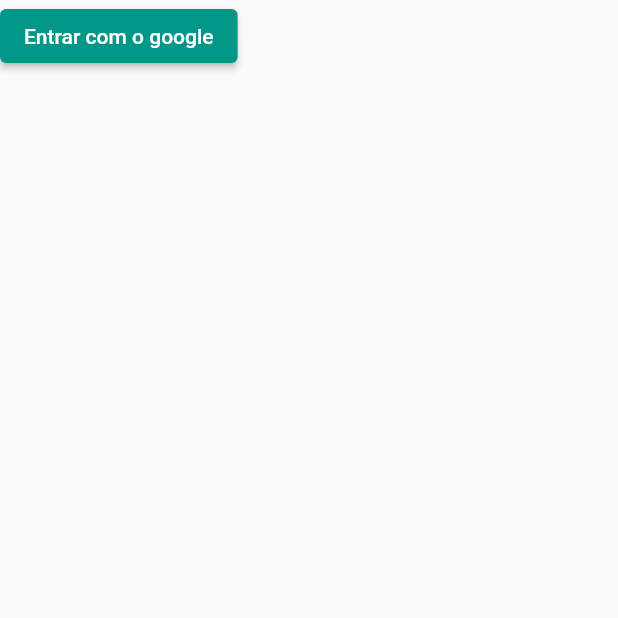
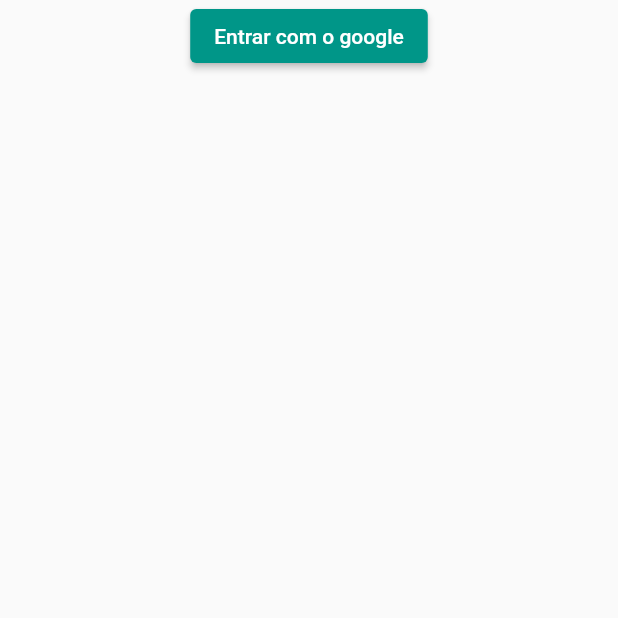
Before and after one commit to JohnAzedo/GoogleChat, a Flutter app: the AuthScreen screen opened directly, on a phone screen of 412 x 824 dp, the top half of it. Run offline on Flutter 3.47's test engine with Material 2 defaults, Android fonts, the phone set to English and light mode, and no system bars; our stand-ins replace cloud_firestore, firebase_auth, firebase_core, firebase_storage, google_sign_in, image_picker; accounts and stored records are empty.

```diff
--- a/lib/repositories/guser_repository.dart
+++ b/lib/repositories/guser_repository.dart
@@ -1,6 +1,7 @@
 import 'package:chat/models/guser.dart';
 import 'package:chat/repositories/mixin_repository.dart';
 import 'package:cloud_firestore/cloud_firestore.dart';
+import 'package:firebase_auth/firebase_auth.dart';
 import 'package:flutter/cupertino.dart';
 
 class GUserRepository extends MixinRepository{
@@ -19,4 +20,9 @@ class GUserRepository extends MixinRepository{
       this.getCollection().doc(user.email).set(user.toJson());
     }
   }
+
+  Future<User?> getCurrentUser() async {
+    var user = FirebaseAuth.instance.currentUser;
+    return user;
+  }
 }
--- a/lib/screens/auth_screen.dart
+++ b/lib/screens/auth_screen.dart
@@ -2,12 +2,7 @@ import 'package:chat/controllers/credential.dart';
 import 'package:chat/models/guser.dart';
 import 'package:chat/repositories/guser_repository.dart';
 import 'package:chat/screens/home/home_screen.dart';
-import 'package:chat/shared/utils.dart';
-import 'package:cloud_firestore/cloud_firestore.dart';
-import 'package:firebase_auth/firebase_auth.dart';
 import 'package:flutter/material.dart';
-
-import 'chat/chat_screen.dart';
 
 class AuthScreen extends StatefulWidget {
   @override
@@ -15,6 +10,7 @@ class AuthScreen extends StatefulWidget {
 }
 
 class _AuthScreenState extends State<AuthScreen> {
+
   void _navigateToHome() {
     Navigator.of(context).pushReplacement(
       MaterialPageRoute(
@@ -35,9 +31,11 @@ class _AuthScreenState extends State<AuthScreen> {
     return Scaffold(
       body: Column(
         children: [
-          ElevatedButton(
-            onPressed: _signIn,
-            child: Text('Entrar com o google'),
+          Center(
+            child: ElevatedButton(
+              onPressed: _signIn,
+              child: Text('Entrar com o google'),
+            ),
           )
         ],
       ),
--- a/lib/screens/home/chat_listview.dart
+++ b/lib/screens/home/chat_listview.dart
@@ -35,8 +35,8 @@ class _ChatsListViewState extends State<ChatsListView> {
                       const Divider(),
                   itemCount: documents.length,
                   itemBuilder: (BuildContext context, int index) {
-                    var chat = Chat.fromJson(
-                        documents[index].data() as Map<String, dynamic>);
+                    var chat = Chat.fromJson(documents[index].data() as Map<String, dynamic>);
+                    debugPrint(chat.toString());
                     return ListItem(
                       index: index,
                       photoURL: chat.photoURL!,
```
Also changed, not shown: lib/main.dart (+12 -4 lines).
